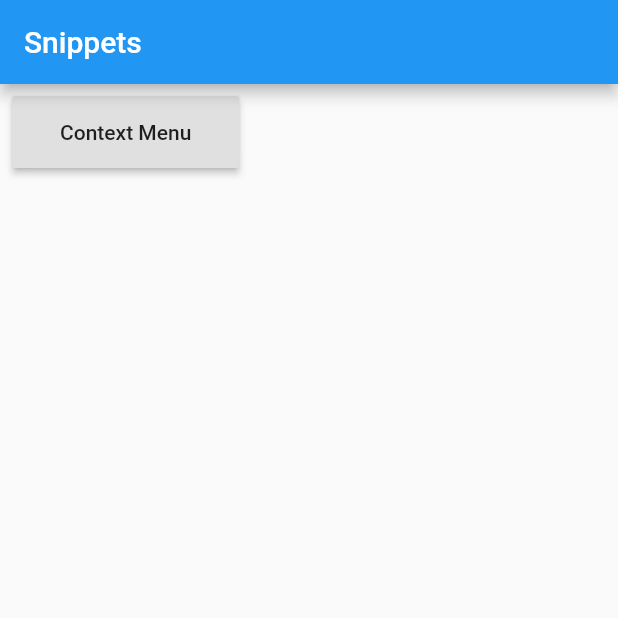
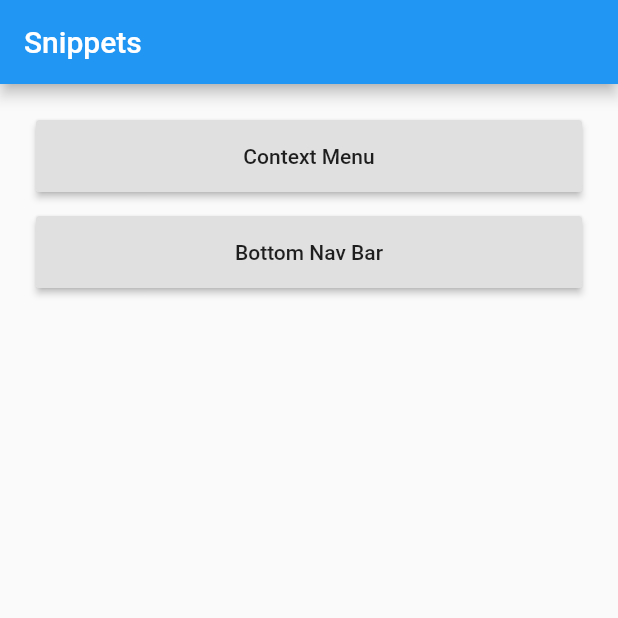
Before and after one commit to edwnjos/flutter_snippets, a Flutter app: the screen it shows after launch, on a phone screen of 412 x 824 dp, the top half of it. Run offline on Flutter 3.47's test engine with Material 2 defaults, Android fonts, the phone set to English and light mode, and no system bars; missing offline and left inert: bmnav.

Commit message:
add bottom nav bar option

```diff
--- a/lib/main.dart
+++ b/lib/main.dart
@@ -1,5 +1,6 @@
 import 'package:flutter/material.dart';
 import 'context_menu.dart';
+import 'bmnav.dart';
 
 void main() => runApp(MyApp());
 
@@ -28,18 +29,23 @@ class _MyHomePageState extends State<MyHomePage> {
   @override
   Widget build(BuildContext context) {
     return Scaffold(
-      appBar: AppBar(
-        title: Text("Snippets"),
-      ),
+      appBar: AppBar(title: Text("Snippets"),),
       body: SingleChildScrollView(
+        child: Padding(
+          padding: EdgeInsets.all(16.0),
           child: Column(
-          crossAxisAlignment: CrossAxisAlignment.center,
-          children: <Widget>[
+            crossAxisAlignment: CrossAxisAlignment.stretch,
+            children: [
               Btn(
                 title: "Context Menu",
                 screen: ExContextMenu(),
+              ),
+              Btn(
+                title: "Bottom Nav Bar",
+                screen: ExBMNav(),
               )
             ],
+          ),
         ),
       )
     );
@@ -53,17 +59,13 @@ class Btn extends StatelessWidget {
   Btn({this.title, this.screen});
 
   @override
-  Widget build(BuildContext context) {
+  Widget build(ctx) {
     return Padding(
-      padding: const EdgeInsets.all(8.0),
+      padding: EdgeInsets.all(8.0),
       child: RaisedButton(
         padding: EdgeInsets.fromLTRB(32, 16, 32, 16),
         child: Text(title),
-        onPressed: () {
-          Navigator.push(context, MaterialPageRoute(
-            builder: (ctx) => screen
-          ));
-        },
+        onPressed: () => Navigator.push(ctx, MaterialPageRoute(builder: (ctx) => screen))
       ),
     );
   }
```
Also changed, not shown: lib/bmnav.dart (added, +104 -0 lines), lib/context_menu.dart (+1 -6 lines), pubspec.yaml (+1 -54 lines), pubspec.lock, 1 other file. Lines whose indentation alone changed are shown as unchanged.
